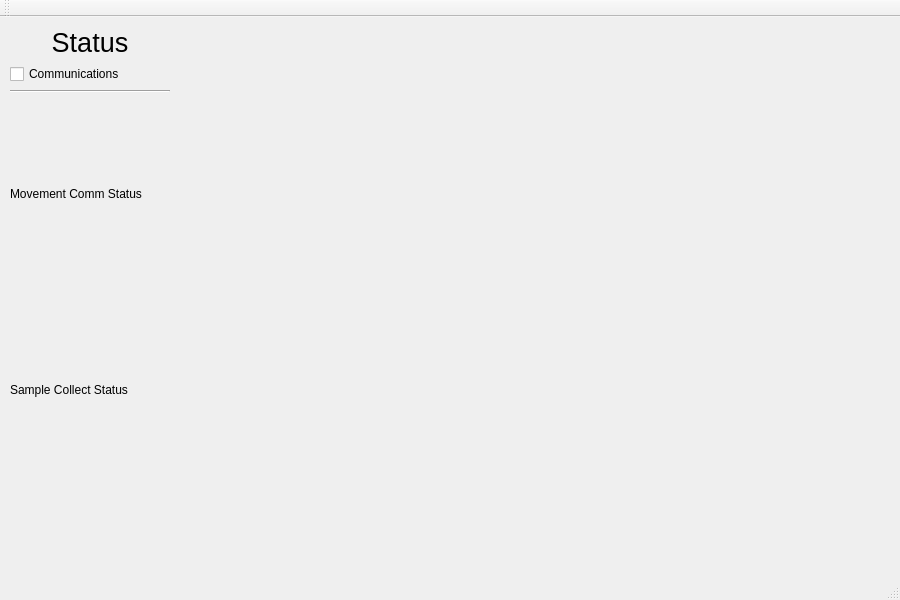
Above: mainwindow.ui from thomashayden/rocket-ground-station before the change. Below: the same form after it.
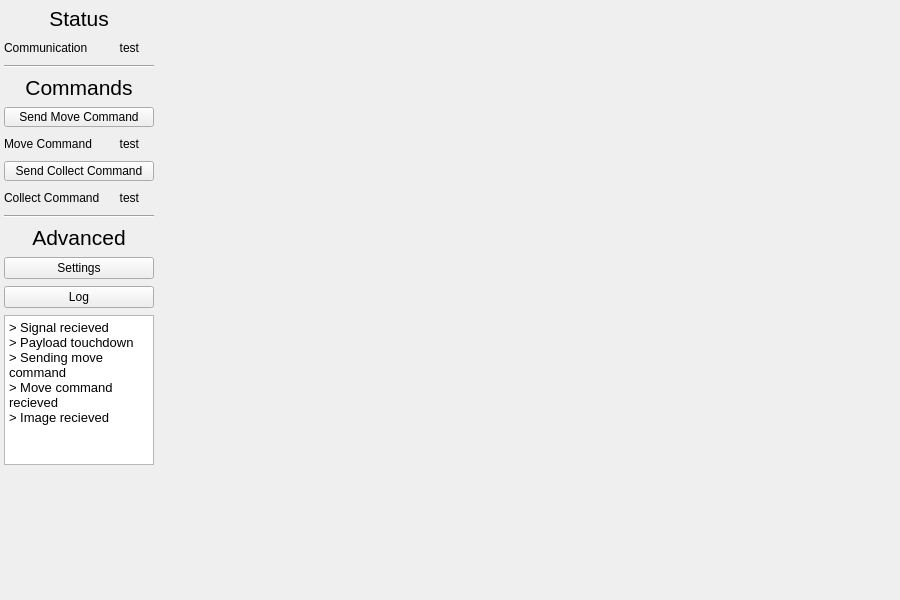
That is the form after the change.

Commit message: Mostly finish GUI

Patch:
```diff
--- a/mainwindow.ui
+++ b/mainwindow.ui
@@ -98,7 +98,34 @@
      </property>
      <item>
       <widget class="QWidget" name="widget_2" native="true">
+       <property name="minimumSize">
+        <size>
+         <width>160</width>
+         <height>480</height>
+        </size>
+       </property>
+       <property name="maximumSize">
+        <size>
+         <width>160</width>
+         <height>480</height>
+        </size>
+       </property>
        <layout class="QVBoxLayout" name="verticalLayout">
+        <property name="spacing">
+         <number>0</number>
+        </property>
+        <property name="leftMargin">
+         <number>5</number>
+        </property>
+        <property name="topMargin">
+         <number>0</number>
+        </property>
+        <property name="rightMargin">
+         <number>5</number>
+        </property>
+        <property name="bottomMargin">
+         <number>0</number>
+        </property>
         <item>
          <widget class="QLabel" name="label">
           <property name="sizePolicy">
@@ -109,7 +136,7 @@
           </property>
           <property name="font">
            <font>
-            <pointsize>20</pointsize>
+            <pointsize>16</pointsize>
             <weight>50</weight>
             <bold>false</bold>
             <underline>false</underline>
@@ -124,10 +151,78 @@
          </widget>
         </item>
         <item>
-         <widget class="QCheckBox" name="checkBox">
-          <property name="text">
-           <string>Communications</string>
+         <widget class="QWidget" name="widget_3" native="true">
+          <property name="sizePolicy">
+           <sizepolicy hsizetype="Preferred" vsizetype="Fixed">
+            <horstretch>0</horstretch>
+            <verstretch>0</verstretch>
+           </sizepolicy>
           </property>
+          <property name="minimumSize">
+           <size>
+            <width>0</width>
+            <height>20</height>
+           </size>
+          </property>
+          <property name="maximumSize">
+           <size>
+            <width>16777215</width>
+            <height>20</height>
+           </size>
+          </property>
+          <layout class="QHBoxLayout" name="horizontalLayout_2">
+           <property name="spacing">
+            <number>0</number>
+           </property>
+           <property name="leftMargin">
+            <number>0</number>
+           </property>
+           <property name="topMargin">
+            <number>0</number>
+           </property>
+           <property name="rightMargin">
+            <number>0</number>
+           </property>
+           <property name="bottomMargin">
+            <number>0</number>
+           </property>
+           <item>
+            <layout class="QHBoxLayout" name="horizontalLayout_8">
+             <property name="rightMargin">
+              <number>15</number>
+             </property>
+             <item>
+              <widget class="QLabel" name="label_4">
+               <property name="sizePolicy">
+                <sizepolicy hsizetype="Preferred" vsizetype="Minimum">
+                 <horstretch>0</horstretch>
+                 <verstretch>0</verstretch>
+                </sizepolicy>
+               </property>
+               <property name="text">
+                <string>Communication</string>
+               </property>
+              </widget>
+             </item>
+             <item>
+              <widget class="QLabel" name="label_comm_status">
+               <property name="sizePolicy">
+                <sizepolicy hsizetype="Preferred" vsizetype="Fixed">
+                 <horstretch>0</horstretch>
+                 <verstretch>0</verstretch>
+                </sizepolicy>
+               </property>
+               <property name="text">
+                <string>test</string>
+               </property>
+               <property name="alignment">
+                <set>Qt::AlignRight|Qt::AlignTrailing|Qt::AlignVCenter</set>
+               </property>
+              </widget>
+             </item>
+            </layout>
+           </item>
+          </layout>
          </widget>
         </item>
         <item>
@@ -140,32 +235,287 @@
         <item>
          <widget class="QLabel" name="label_mvc">
           <property name="sizePolicy">
-           <sizepolicy hsizetype="Fixed" vsizetype="Preferred">
+           <sizepolicy hsizetype="Preferred" vsizetype="Fixed">
             <horstretch>0</horstretch>
             <verstretch>0</verstretch>
            </sizepolicy>
           </property>
+          <property name="font">
+           <font>
+            <pointsize>16</pointsize>
+           </font>
+          </property>
+          <property name="text">
+           <string>Commands</string>
+          </property>
+          <property name="alignment">
+           <set>Qt::AlignCenter</set>
+          </property>
+          <property name="wordWrap">
+           <bool>false</bool>
+          </property>
+         </widget>
+        </item>
+        <item>
+         <widget class="QPushButton" name="pushButton">
           <property name="minimumSize">
            <size>
-            <width>160</width>
+            <width>0</width>
+            <height>20</height>
+           </size>
+          </property>
+          <property name="maximumSize">
+           <size>
+            <width>16777215</width>
+            <height>20</height>
+           </size>
+          </property>
+          <property name="text">
+           <string>Send Move Command</string>
+          </property>
+         </widget>
+        </item>
+        <item>
+         <widget class="QWidget" name="widget_4" native="true">
+          <property name="sizePolicy">
+           <sizepolicy hsizetype="Preferred" vsizetype="Fixed">
+            <horstretch>0</horstretch>
+            <verstretch>0</verstretch>
+           </sizepolicy>
+          </property>
+          <property name="minimumSize">
+           <size>
+            <width>0</width>
+            <height>20</height>
+           </size>
+          </property>
+          <property name="maximumSize">
+           <size>
+            <width>16777215</width>
+            <height>20</height>
+           </size>
+          </property>
+          <layout class="QHBoxLayout" name="horizontalLayout_4">
+           <property name="spacing">
+            <number>0</number>
+           </property>
+           <property name="leftMargin">
+            <number>0</number>
+           </property>
+           <property name="topMargin">
+            <number>0</number>
+           </property>
+           <property name="rightMargin">
+            <number>0</number>
+           </property>
+           <property name="bottomMargin">
+            <number>0</number>
+           </property>
+           <item>
+            <layout class="QHBoxLayout" name="horizontalLayout_6">
+             <property name="rightMargin">
+              <number>15</number>
+             </property>
+             <item>
+              <widget class="QLabel" name="label_7">
+               <property name="sizePolicy">
+                <sizepolicy hsizetype="Preferred" vsizetype="Minimum">
+                 <horstretch>0</horstretch>
+                 <verstretch>0</verstretch>
+                </sizepolicy>
+               </property>
+               <property name="text">
+                <string>Move Command</string>
+               </property>
+              </widget>
+             </item>
+             <item>
+              <widget class="QLabel" name="label_mov_status">
+               <property name="sizePolicy">
+                <sizepolicy hsizetype="Preferred" vsizetype="Fixed">
+                 <horstretch>0</horstretch>
+                 <verstretch>0</verstretch>
+                </sizepolicy>
+               </property>
+               <property name="maximumSize">
+                <size>
+                 <width>50</width>
+                 <height>50</height>
+                </size>
+               </property>
+               <property name="text">
+                <string>test</string>
+               </property>
+               <property name="alignment">
+                <set>Qt::AlignRight|Qt::AlignTrailing|Qt::AlignVCenter</set>
+               </property>
+              </widget>
+             </item>
+            </layout>
+           </item>
+          </layout>
+         </widget>
+        </item>
+        <item>
+         <widget class="QPushButton" name="pushButton_2">
+          <property name="minimumSize">
+           <size>
+            <width>0</width>
+            <height>20</height>
+           </size>
+          </property>
+          <property name="maximumSize">
+           <size>
+            <width>16777215</width>
+            <height>20</height>
+           </size>
+          </property>
+          <property name="text">
+           <string>Send Collect Command</string>
+          </property>
+         </widget>
+        </item>
+        <item>
+         <widget class="QWidget" name="widget_5" native="true">
+          <property name="sizePolicy">
+           <sizepolicy hsizetype="Preferred" vsizetype="Fixed">
+            <horstretch>0</horstretch>
+            <verstretch>0</verstretch>
+           </sizepolicy>
+          </property>
+          <property name="minimumSize">
+           <size>
+            <width>0</width>
+            <height>20</height>
+           </size>
+          </property>
+          <property name="maximumSize">
+           <size>
+            <width>16777215</width>
+            <height>20</height>
+           </size>
+          </property>
+          <layout class="QHBoxLayout" name="horizontalLayout_5">
+           <property name="spacing">
+            <number>0</number>
+           </property>
+           <property name="leftMargin">
+            <number>0</number>
+           </property>
+           <property name="topMargin">
+            <number>0</number>
+           </property>
+           <property name="rightMargin">
+            <number>0</number>
+           </property>
+           <property name="bottomMargin">
+            <number>0</number>
+           </property>
+           <item>
+            <layout class="QHBoxLayout" name="horizontalLayout_7">
+             <property name="rightMargin">
+              <number>15</number>
+             </property>
+             <item>
+              <widget class="QLabel" name="label_8">
+               <property name="sizePolicy">
+                <sizepolicy hsizetype="Preferred" vsizetype="Minimum">
+                 <horstretch>0</horstretch>
+                 <verstretch>0</verstretch>
+                </sizepolicy>
+               </property>
+               <property name="text">
+                <string>Collect Command</string>
+               </property>
+              </widget>
+             </item>
+             <item>
+              <widget class="QLabel" name="label_col_status">
+               <property name="sizePolicy">
+                <sizepolicy hsizetype="Maximum" vsizetype="Fixed">
+                 <horstretch>0</horstretch>
+                 <verstretch>0</verstretch>
+                </sizepolicy>
+               </property>
+               <property name="text">
+                <string>test</string>
+               </property>
+               <property name="alignment">
+                <set>Qt::AlignRight|Qt::AlignTrailing|Qt::AlignVCenter</set>
+               </property>
+              </widget>
+             </item>
+            </layout>
+           </item>
+          </layout>
+         </widget>
+        </item>
+        <item>
+         <widget class="Line" name="line_2">
+          <property name="orientation">
+           <enum>Qt::Horizontal</enum>
+          </property>
+         </widget>
+        </item>
+        <item>
+         <widget class="QLabel" name="label_3">
+          <property name="sizePolicy">
+           <sizepolicy hsizetype="Preferred" vsizetype="Fixed">
+            <horstretch>0</horstretch>
+            <verstretch>0</verstretch>
+           </sizepolicy>
+          </property>
+          <property name="font">
+           <font>
+            <pointsize>16</pointsize>
+           </font>
+          </property>
+          <property name="text">
+           <string>Advanced</string>
+          </property>
+          <property name="alignment">
+           <set>Qt::AlignCenter</set>
+          </property>
+         </widget>
+        </item>
+        <item>
+         <widget class="QPushButton" name="pushButton_3">
+          <property name="text">
+           <string>Settings</string>
+          </property>
+         </widget>
+        </item>
+        <item>
+         <widget class="QPushButton" name="pushButton_4">
+          <property name="text">
+           <string>Log</string>
+          </property>
+         </widget>
+        </item>
+        <item>
+         <widget class="QTextBrowser" name="textBrowser">
+          <property name="minimumSize">
+           <size>
+            <width>0</width>
             <height>0</height>
            </size>
           </property>
           <property name="maximumSize">
            <size>
-            <width>160</width>
-            <height>16777215</height>
+            <width>16777215</width>
+            <height>150</height>
            </size>
           </property>
-          <property name="text">
-           <string>Movement Comm Status</string>
-          </property>
-         </widget>
-        </item>
-        <item>
-         <widget class="QLabel" name="label_smp">
-          <property name="text">
-           <string>Sample Collect Status</string>
+          <property name="html">
+           <string>&lt;!DOCTYPE HTML PUBLIC &quot;-//W3C//DTD HTML 4.0//EN&quot; &quot;http://www.w3.org/TR/REC-html40/strict.dtd&quot;&gt;
+&lt;html&gt;&lt;head&gt;&lt;meta name=&quot;qrichtext&quot; content=&quot;1&quot; /&gt;&lt;style type=&quot;text/css&quot;&gt;
+p, li { white-space: pre-wrap; }
+&lt;/style&gt;&lt;/head&gt;&lt;body style=&quot; font-family:'Noto Sans'; font-size:10pt; font-weight:400; font-style:normal;&quot;&gt;
+&lt;p style=&quot; margin-top:0px; margin-bottom:0px; margin-left:0px; margin-right:0px; -qt-block-indent:0; text-indent:0px;&quot;&gt;&amp;gt; Signal recieved&lt;/p&gt;
+&lt;p style=&quot; margin-top:0px; margin-bottom:0px; margin-left:0px; margin-right:0px; -qt-block-indent:0; text-indent:0px;&quot;&gt;&amp;gt; Payload touchdown&lt;/p&gt;
+&lt;p style=&quot; margin-top:0px; margin-bottom:0px; margin-left:0px; margin-right:0px; -qt-block-indent:0; text-indent:0px;&quot;&gt;&amp;gt; Sending move command&lt;/p&gt;
+&lt;p style=&quot; margin-top:0px; margin-bottom:0px; margin-left:0px; margin-right:0px; -qt-block-indent:0; text-indent:0px;&quot;&gt;&amp;gt; Move command recieved&lt;/p&gt;
+&lt;p style=&quot; margin-top:0px; margin-bottom:0px; margin-left:0px; margin-right:0px; -qt-block-indent:0; text-indent:0px;&quot;&gt;&amp;gt; Image recieved&lt;/p&gt;&lt;/body&gt;&lt;/html&gt;</string>
           </property>
          </widget>
         </item>
@@ -200,25 +550,6 @@
     </layout>
    </widget>
   </widget>
-  <widget class="QMenuBar" name="menuBar">
-   <property name="geometry">
-    <rect>
-     <x>0</x>
-     <y>0</y>
-     <width>900</width>
-     <height>30</height>
-    </rect>
-   </property>
-  </widget>
-  <widget class="QToolBar" name="mainToolBar">
-   <attribute name="toolBarArea">
-    <enum>TopToolBarArea</enum>
-   </attribute>
-   <attribute name="toolBarBreak">
-    <bool>false</bool>
-   </attribute>
-  </widget>
-  <widget class="QStatusBar" name="statusBar"/>
  </widget>
  <layoutdefault spacing="6" margin="11"/>
  <resources/>
```
Left out of the diff: 9 changed lines with no effect on the pictures. The commit also changes 5 other files.
